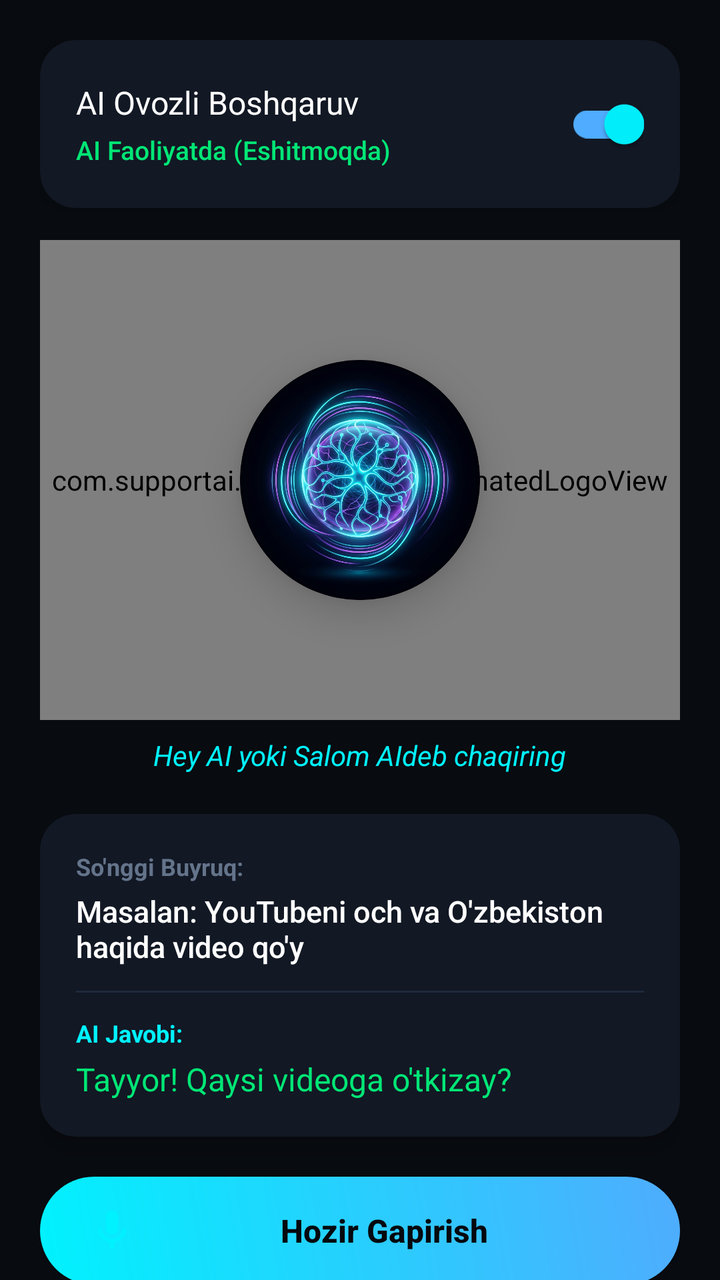
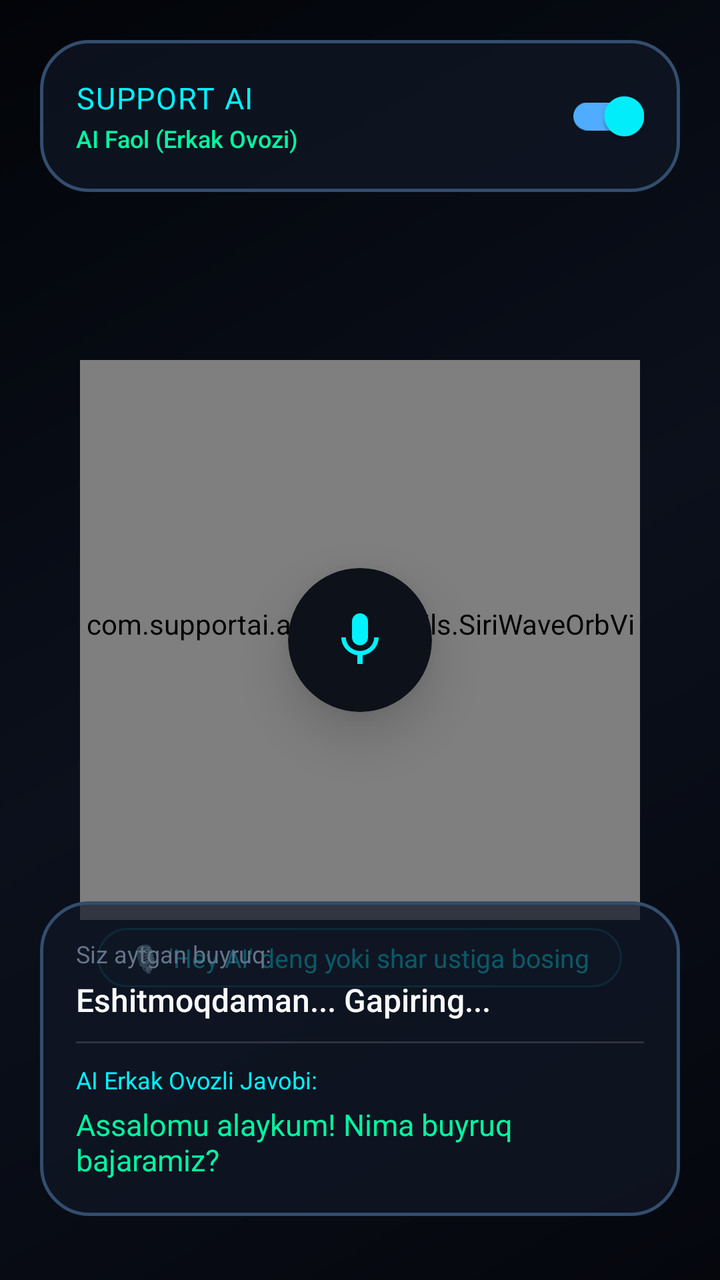

Screens rendered from an Android XML layout before and after an edit, with the pre-edit source and the edit as a unified diff.
<!-- AndroidManifest.xml: application theme Theme.SupportAI -->
<!-- res/layout/fragment_home.xml -->
<?xml version="1.0" encoding="utf-8"?>
<androidx.core.widget.NestedScrollView xmlns:android="http://schemas.android.com/apk/res/android"
    xmlns:app="http://schemas.android.com/apk/res-auto"
    android:layout_width="match_parent"
    android:layout_height="match_parent"
    android:background="@color/bg_main"
    android:fillViewport="true">

    <LinearLayout
        android:layout_width="match_parent"
        android:layout_height="wrap_content"
        android:orientation="vertical"
        android:padding="20dp">

        
        <androidx.cardview.widget.CardView
            android:layout_width="match_parent"
            android:layout_height="wrap_content"
            app:cardBackgroundColor="@color/bg_card"
            app:cardCornerRadius="18dp"
            app:cardElevation="6dp">

            <RelativeLayout
                android:layout_width="match_parent"
                android:layout_height="wrap_content"
                android:padding="18dp">

                <LinearLayout
                    android:layout_width="wrap_content"
                    android:layout_height="wrap_content"
                    android:layout_alignParentStart="true"
                    android:layout_centerVertical="true"
                    android:orientation="vertical">

                    <TextView
                        android:layout_width="wrap_content"
                        android:layout_height="wrap_content"
                        android:fontFamily="sans-serif-bold"
                        android:text="@string/ai_toggle_label"
                        android:textColor="@color/text_primary"
                        android:textSize="16sp" />

                    <TextView
                        android:id="@+id/tv_ai_status"
                        android:layout_width="wrap_content"
                        android:layout_height="wrap_content"
                        android:layout_marginTop="4dp"
                        android:fontFamily="sans-serif-medium"
                        android:text="@string/ai_status_active"
                        android:textColor="@color/neon_green"
                        android:textSize="13sp" />
                </LinearLayout>

                <androidx.appcompat.widget.SwitchCompat
                    android:id="@+id/switch_ai_master"
                    android:layout_width="wrap_content"
                    android:layout_height="wrap_content"
                    android:layout_alignParentEnd="true"
                    android:layout_centerVertical="true"
                    android:checked="true"
                    app:thumbTint="@color/neon_cyan"
                    app:trackTint="@color/neon_blue" />
            </RelativeLayout>
        </androidx.cardview.widget.CardView>

        
        <FrameLayout
            android:layout_width="match_parent"
            android:layout_height="240dp"
            android:layout_marginTop="16dp">

            
            <com.supportai.assistant.utils.AnimatedLogoView
                android:id="@+id/animated_logo_view"
                android:layout_width="match_parent"
                android:layout_height="match_parent" />

            
            <androidx.cardview.widget.CardView
                android:id="@+id/center_logo_card"
                android:layout_width="120dp"
                android:layout_height="120dp"
                android:layout_gravity="center"
                app:cardBackgroundColor="#000000"
                app:cardCornerRadius="60dp"
                app:cardElevation="12dp">

                <ImageView
                    android:id="@+id/iv_center_logo"
                    android:layout_width="match_parent"
                    android:layout_height="match_parent"
                    android:scaleType="centerCrop"
                    android:src="@drawable/support_ai_logo"
                    android:contentDescription="@string/app_name" />
            </androidx.cardview.widget.CardView>
        </FrameLayout>

        
        <TextView
            android:id="@+id/tv_wake_hint"
            android:layout_width="wrap_content"
            android:layout_height="wrap_content"
            android:layout_gravity="center_horizontal"
            android:layout_marginTop="8dp"
            android:text="@string/ai_wake_word_hint"
            android:textColor="@color/neon_cyan"
            android:textSize="14sp"
            android:textStyle="italic" />

        
        <androidx.cardview.widget.CardView
            android:layout_width="match_parent"
            android:layout_height="wrap_content"
            android:layout_marginTop="20dp"
            app:cardBackgroundColor="@color/bg_card"
            app:cardCornerRadius="18dp"
            app:cardElevation="6dp">

            <LinearLayout
                android:layout_width="match_parent"
                android:layout_height="wrap_content"
                android:orientation="vertical"
                android:padding="18dp">

                <TextView
                    android:layout_width="wrap_content"
                    android:layout_height="wrap_content"
                    android:text="@string/last_command_title"
                    android:textColor="@color/text_muted"
                    android:textSize="12sp"
                    android:textStyle="bold" />

                <TextView
                    android:id="@+id/tv_transcript"
                    android:layout_width="match_parent"
                    android:layout_height="wrap_content"
                    android:layout_marginTop="4dp"
                    android:fontFamily="sans-serif-medium"
                    android:text="@string/sample_command"
                    android:textColor="@color/text_primary"
                    android:textSize="15sp" />

                <View
                    android:layout_width="match_parent"
                    android:layout_height="1dp"
                    android:layout_marginVertical="12dp"
                    android:background="@color/divider_color" />

                <TextView
                    android:layout_width="wrap_content"
                    android:layout_height="wrap_content"
                    android:text="@string/ai_response_title"
                    android:textColor="@color/neon_cyan"
                    android:textSize="12sp"
                    android:textStyle="bold" />

                <TextView
                    android:id="@+id/tv_ai_response"
                    android:layout_width="match_parent"
                    android:layout_height="wrap_content"
                    android:layout_marginTop="4dp"
                    android:fontFamily="sans-serif-bold"
                    android:text="Tayyor! Qaysi videoga o'tkizay?"
                    android:textColor="@color/neon_green"
                    android:textSize="16sp" />

            </LinearLayout>
        </androidx.cardview.widget.CardView>

        
        <androidx.appcompat.widget.AppCompatButton
            android:id="@+id/btn_voice_test"
            android:layout_width="match_parent"
            android:layout_height="54dp"
            android:layout_marginTop="20dp"
            android:background="@drawable/btn_gradient"
            android:drawableStart="@drawable/ic_mic"
            android:paddingHorizontal="24dp"
            android:text="@string/btn_voice_test"
            android:textAllCaps="false"
            android:textColor="#05080E"
            android:textSize="16sp"
            android:textStyle="bold" />

        
        <TextView
            android:layout_width="wrap_content"
            android:layout_height="wrap_content"
            android:layout_marginTop="24dp"
            android:text="Tezkor Sinov Buyruqlari:"
            android:textColor="@color/text_muted"
            android:textSize="13sp"
            android:textStyle="bold" />

        <LinearLayout
            android:layout_width="match_parent"
            android:layout_height="wrap_content"
            android:layout_marginTop="10dp"
            android:orientation="horizontal"
            android:weightSum="2">

            <androidx.appcompat.widget.AppCompatButton
                android:id="@+id/btn_test_youtube"
                android:layout_width="0dp"
                android:layout_height="48dp"
                android:layout_marginEnd="6dp"
                android:layout_weight="1"
                android:background="@drawable/bg_card"
                android:text="▶️ YouTube och"
                android:textAllCaps="false"
                android:textColor="@color/text_primary"
                android:textSize="13sp" />

            <androidx.appcompat.widget.AppCompatButton
                android:id="@+id/btn_test_telegram"
                android:layout_width="0dp"
                android:layout_height="48dp"
                android:layout_marginStart="6dp"
                android:layout_weight="1"
                android:background="@drawable/bg_card"
                android:text="✈️ Telegram och"
                android:textAllCaps="false"
                android:textColor="@color/text_primary"
                android:textSize="13sp" />
        </LinearLayout>

        <LinearLayout
            android:layout_width="match_parent"
            android:layout_height="wrap_content"
            android:layout_marginTop="8dp"
            android:layout_marginBottom="24dp"
            android:orientation="horizontal"
            android:weightSum="2">

            <androidx.appcompat.widget.AppCompatButton
                android:id="@+id/btn_test_gallery"
                android:layout_width="0dp"
                android:layout_height="48dp"
                android:layout_marginEnd="6dp"
                android:layout_weight="1"
                android:background="@drawable/bg_card"
                android:text="🖼️ Galereya och"
                android:textAllCaps="false"
                android:textColor="@color/text_primary"
                android:textSize="13sp" />

            <androidx.appcompat.widget.AppCompatButton
                android:id="@+id/btn_test_settings"
                android:layout_width="0dp"
                android:layout_height="48dp"
                android:layout_marginStart="6dp"
                android:layout_weight="1"
                android:background="@drawable/bg_card"
                android:text="⚙️ Sozlamalar och"
                android:textAllCaps="false"
                android:textColor="@color/text_primary"
                android:textSize="13sp" />
        </LinearLayout>

    </LinearLayout>
</androidx.core.widget.NestedScrollView>
<!-- resources referenced by this layout -->
<resources>
  <color name="bg_card">#121824</color>
  <color name="bg_main">#080B10</color>
  <color name="divider_color">#1E293B</color>
  <color name="neon_blue">#4FACFE</color>
  <color name="neon_cyan">#00F2FE</color>
  <color name="neon_green">#00E676</color>
  <color name="text_muted">#64748B</color>
  <color name="text_primary">#FFFFFF</color>
  <!-- drawable bg_card (drawable) -->
  <?xml version="1.0" encoding="utf-8"?>
  <shape xmlns:android="http://schemas.android.com/apk/res/android"
      android:shape="rectangle">
      <solid android:color="#141C2B" />
      <corners android:radius="18dp" />
      <stroke
          android:width="1dp"
          android:color="#232F45" />
  </shape>
  <!-- drawable btn_gradient (drawable) -->
  <?xml version="1.0" encoding="utf-8"?>
  <ripple xmlns:android="http://schemas.android.com/apk/res/android"
      android:color="#44FFFFFF">
      <item>
          <shape android:shape="rectangle">
              <gradient
                  android:angle="45"
                  android:startColor="#00F2FE"
                  android:endColor="#4FACFE"
                  android:type="linear" />
              <corners android:radius="28dp" />
          </shape>
      </item>
  </ripple>
  <!-- drawable ic_mic (drawable) -->
  <vector xmlns:android="http://schemas.android.com/apk/res/android"
      android:width="24dp"
      android:height="24dp"
      android:viewportWidth="24"
      android:viewportHeight="24"
      android:tint="@color/neon_cyan">
    <path
        android:fillColor="@android:color/white"
        android:pathData="M12,14c1.66,0 3,-1.34 3,-3V5c0,-1.66 -1.34,-3 -3,-3S9,3.34 9,5v6c0,1.66 1.34,3 3,3zM17.3,11c0,3 -2.54,5.1 -5.3,5.1S6.7,14 6.7,11H5c0,3.41 2.72,6.23 6,6.72V21h2v-3.28c3.28,-0.48 6,-3.3 6,-6.72h-1.7z"/>
  </vector>
  <!-- drawable support_ai_logo: jpg bitmap (drawable, 599196 bytes) -->
  <string name="ai_response_title">AI Javobi:</string>
  <string name="ai_status_active">AI Faoliyatda (Eshitmoqda)</string>
  <string name="ai_toggle_label">AI Ovozli Boshqaruv</string>
  <string name="ai_wake_word_hint">"Hey AI" yoki "Salom AI" deb chaqiring</string>
  <string name="app_name">Support AI</string>
  <string name="btn_voice_test">Hozir Gapirish</string>
  <string name="last_command_title">So\'nggi Buyruq:</string>
  <string name="sample_command">Masalan: "YouTubeni och va O\'zbekiston haqida video qo\'y"</string>
  <style name="Theme.SupportAI" parent="Theme.MaterialComponents.DayNight.DarkActionBar">
          <item name="colorPrimary">@color/neon_cyan</item>
          <item name="colorPrimaryVariant">@color/neon_blue</item>
          <item name="colorOnPrimary">@color/bg_main</item>
          <item name="colorSecondary">@color/neon_purple</item>
          <item name="colorSecondaryVariant">@color/neon_pink</item>
          <item name="colorOnSecondary">@color/text_primary</item>
          <item name="android:statusBarColor">@color/bg_main</item>
          <item name="android:navigationBarColor">@color/bg_main</item>
          <item name="android:windowBackground">@color/bg_main</item>
      </style>
  <color name="neon_purple">#8A2387</color>
  <color name="neon_pink">#E94057</color>
</resources>

<!-- the commit's change to res/layout/fragment_home.xml (unified diff, before → after) -->
@@ -1,261 +1,160 @@
 <?xml version="1.0" encoding="utf-8"?>
-<androidx.core.widget.NestedScrollView xmlns:android="http://schemas.android.com/apk/res/android"
+<RelativeLayout xmlns:android="http://schemas.android.com/apk/res/android"
     xmlns:app="http://schemas.android.com/apk/res-auto"
     android:layout_width="match_parent"
     android:layout_height="match_parent"
-    android:background="@color/bg_main"
-    android:fillViewport="true">
+    android:background="@drawable/bg_dark_fluid"
+    android:padding="20dp">
 
+    
     <LinearLayout
+        android:id="@+id/panel_top_glass"
         android:layout_width="match_parent"
         android:layout_height="wrap_content"
-        android:orientation="vertical"
-        android:padding="20dp">
+        android:layout_alignParentTop="true"
+        android:background="@drawable/bg_liquid_glass"
+        android:gravity="center_vertical"
+        android:orientation="horizontal"
+        android:paddingHorizontal="18dp"
+        android:paddingVertical="14dp">
+
+        <LinearLayout
+            android:layout_width="0dp"
+            android:layout_height="wrap_content"
+            android:layout_weight="1"
+            android:orientation="vertical">
+
+            <TextView
+                android:layout_width="wrap_content"
+                android:layout_height="wrap_content"
+                android:fontFamily="sans-serif-bold"
+                android:text="SUPPORT AI"
+                android:textColor="@color/siri_cyan"
+                android:textSize="15sp"
+                android:letterSpacing="0.04" />
+
+            <TextView
+                android:id="@+id/tv_ai_status"
+                android:layout_width="wrap_content"
+                android:layout_height="wrap_content"
+                android:layout_marginTop="2dp"
+                android:fontFamily="sans-serif-medium"
+                android:text="AI Faol (Erkak Ovozi)"
+                android:textColor="@color/neon_green"
+                android:textSize="12sp" />
+        </LinearLayout>
+
+        <androidx.appcompat.widget.SwitchCompat
+            android:id="@+id/switch_ai_master"
+            android:layout_width="wrap_content"
+            android:layout_height="wrap_content"
+            android:checked="true"
+            app:thumbTint="@color/siri_cyan"
+            app:trackTint="@color/siri_blue" />
+    </LinearLayout>
+
+    
+    <FrameLayout
+        android:id="@+id/center_orb_container"
+        android:layout_width="280dp"
+        android:layout_height="280dp"
+        android:layout_centerInParent="true">
+
+        
+        <com.supportai.assistant.utils.SiriWaveOrbView
+            android:id="@+id/siri_orb_view"
+            android:layout_width="match_parent"
+            android:layout_height="match_parent" />
 
         
         <androidx.cardview.widget.CardView
+            android:id="@+id/card_mic_center"
+            android:layout_width="72dp"
+            android:layout_height="72dp"
+            android:layout_gravity="center"
+            app:cardCornerRadius="36dp"
+            app:cardElevation="16dp"
+            app:cardBackgroundColor="#0D111A">
+
+            <ImageView
+                android:id="@+id/iv_mic_icon"
+                android:layout_width="32dp"
+                android:layout_height="32dp"
+                android:layout_gravity="center"
+                android:src="@drawable/ic_mic"
+                app:tint="@color/siri_cyan"
+                android:contentDescription="Speak" />
+        </androidx.cardview.widget.CardView>
+    </FrameLayout>
+
+    
+    <TextView
+        android:id="@+id/tv_wake_hint"
+        android:layout_width="wrap_content"
+        android:layout_height="wrap_content"
+        android:layout_below="@id/center_orb_container"
+        android:layout_centerHorizontal="true"
+        android:layout_marginTop="4dp"
+        android:background="@drawable/bg_glass_pill"
+        android:paddingHorizontal="16dp"
+        android:paddingVertical="6dp"
+        android:text="🎙️ 'Hey AI' deng yoki shar ustiga bosing"
+        android:textColor="@color/siri_cyan"
+        android:textSize="13sp" />
+
+    
+    <LinearLayout
+        android:id="@+id/card_live_speech"
+        android:layout_width="match_parent"
+        android:layout_height="wrap_content"
+        android:layout_alignParentBottom="true"
+        android:layout_marginBottom="12dp"
+        android:background="@drawable/bg_liquid_glass"
+        android:orientation="vertical"
+        android:padding="18dp">
+
+        <TextView
+            android:id="@+id/tv_transcript_label"
+            android:layout_width="wrap_content"
+            android:layout_height="wrap_content"
+            android:fontFamily="sans-serif-bold"
+            android:text="Siz aytgan buyruq:"
+            android:textColor="@color/text_glass_muted"
+            android:textSize="12sp" />
+
+        <TextView
+            android:id="@+id/tv_transcript"
             android:layout_width="match_parent"
             android:layout_height="wrap_content"
-            app:cardBackgroundColor="@color/bg_card"
-            app:cardCornerRadius="18dp"
-            app:cardElevation="6dp">
+            android:layout_marginTop="4dp"
+            android:fontFamily="sans-serif-medium"
+            android:text="Eshitmoqdaman... Gapiring..."
+            android:textColor="@color/text_glass_primary"
+            android:textSize="16sp" />
 
-            <RelativeLayout
-                android:layout_width="match_parent"
-                android:layout_height="wrap_content"
-                android:padding="18dp">
+        <View
+            android:layout_width="match_parent"
+            android:layout_height="1dp"
+            android:layout_marginVertical="10dp"
+            android:background="#22FFFFFF" />
 
-                <LinearLayout
-                    android:layout_width="wrap_content"
-                    android:layout_height="wrap_content"
-                    android:layout_alignParentStart="true"
-                    android:layout_centerVertical="true"
-                    android:orientation="vertical">
-
-                    <TextView
-                        android:layout_width="wrap_content"
-                        android:layout_height="wrap_content"
-                        android:fontFamily="sans-serif-bold"
-                        android:text="@string/ai_toggle_label"
-                        android:textColor="@color/text_primary"
-                        android:textSize="16sp" />
-
-                    <TextView
-                        android:id="@+id/tv_ai_status"
-                        android:layout_width="wrap_content"
-                        android:layout_height="wrap_content"
-                        android:layout_marginTop="4dp"
-                        android:fontFamily="sans-serif-medium"
-                        android:text="@string/ai_status_active"
-                        android:textColor="@color/neon_green"
-                        android:textSize="13sp" />
-                </LinearLayout>
-
-                <androidx.appcompat.widget.SwitchCompat
-                    android:id="@+id/switch_ai_master"
-                    android:layout_width="wrap_content"
-                    android:layout_height="wrap_content"
-                    android:layout_alignParentEnd="true"
-                    android:layout_centerVertical="true"
-                    android:checked="true"
-                    app:thumbTint="@color/neon_cyan"
-                    app:trackTint="@color/neon_blue" />
-            </RelativeLayout>
-        </androidx.cardview.widget.CardView>
-
-        
-        <FrameLayout
-            android:layout_width="match_parent"
-            android:layout_height="240dp"
-            android:layout_marginTop="16dp">
-
-            
-            <com.supportai.assistant.utils.AnimatedLogoView
-                android:id="@+id/animated_logo_view"
-                android:layout_width="match_parent"
-                android:layout_height="match_parent" />
-
-            
-            <androidx.cardview.widget.CardView
-                android:id="@+id/center_logo_card"
-                android:layout_width="120dp"
-                android:layout_height="120dp"
-                android:layout_gravity="center"
-                app:cardBackgroundColor="#000000"
-                app:cardCornerRadius="60dp"
-                app:cardElevation="12dp">
-
-                <ImageView
-                    android:id="@+id/iv_center_logo"
-                    android:layout_width="match_parent"
-                    android:layout_height="match_parent"
-                    android:scaleType="centerCrop"
-                    android:src="@drawable/support_ai_logo"
-                    android:contentDescription="@string/app_name" />
-            </androidx.cardview.widget.CardView>
-        </FrameLayout>
-
-        
-        <TextView
-            android:id="@+id/tv_wake_hint"
-            android:layout_width="wrap_content"
-            android:layout_height="wrap_content"
-            android:layout_gravity="center_horizontal"
-            android:layout_marginTop="8dp"
-            android:text="@string/ai_wake_word_hint"
-            android:textColor="@color/neon_cyan"
-            android:textSize="14sp"
-            android:textStyle="italic" />
-
-        
-        <androidx.cardview.widget.CardView
-            android:layout_width="match_parent"
-            android:layout_height="wrap_content"
-            android:layout_marginTop="20dp"
-            app:cardBackgroundColor="@color/bg_card"
-            app:cardCornerRadius="18dp"
-            app:cardElevation="6dp">
-
-            <LinearLayout
-                android:layout_width="match_parent"
-                android:layout_height="wrap_content"
-                android:orientation="vertical"
-                android:padding="18dp">
-
-                <TextView
-                    android:layout_width="wrap_content"
-                    android:layout_height="wrap_content"
-                    android:text="@string/last_command_title"
-                    android:textColor="@color/text_muted"
-                    android:textSize="12sp"
-                    android:textStyle="bold" />
-
-                <TextView
-                    android:id="@+id/tv_transcript"
-                    android:layout_width="match_parent"
-                    android:layout_height="wrap_content"
-                    android:layout_marginTop="4dp"
-                    android:fontFamily="sans-serif-medium"
-                    android:text="@string/sample_command"
-                    android:textColor="@color/text_primary"
-                    android:textSize="15sp" />
-
-                <View
-                    android:layout_width="match_parent"
-                    android:layout_height="1dp"
-                    android:layout_marginVertical="12dp"
-                    android:background="@color/divider_color" />
-
-                <TextView
-                    android:layout_width="wrap_content"
-                    android:layout_height="wrap_content"
-                    android:text="@string/ai_response_title"
-                    android:textColor="@color/neon_cyan"
-                    android:textSize="12sp"
-                    android:textStyle="bold" />
-
-                <TextView
-                    android:id="@+id/tv_ai_response"
-                    android:layout_width="match_parent"
-                    android:layout_height="wrap_content"
-                    android:layout_marginTop="4dp"
-                    android:fontFamily="sans-serif-bold"
-                    android:text="Tayyor! Qaysi videoga o'tkizay?"
-                    android:textColor="@color/neon_green"
-                    android:textSize="16sp" />
-
-            </LinearLayout>
-        </androidx.cardview.widget.CardView>
-
-        
-        <androidx.appcompat.widget.AppCompatButton
-            android:id="@+id/btn_voice_test"
-            android:layout_width="match_parent"
-            android:layout_height="54dp"
-            android:layout_marginTop="20dp"
-            android:background="@drawable/btn_gradient"
-            android:drawableStart="@drawable/ic_mic"
-            android:paddingHorizontal="24dp"
-            android:text="@string/btn_voice_test"
-            android:textAllCaps="false"
-            android:textColor="#05080E"
-            android:textSize="16sp"
-            android:textStyle="bold" />
-
-        
         <TextView
             android:layout_width="wrap_content"
             android:layout_height="wrap_content"
-            android:layout_marginTop="24dp"
-            android:text="Tezkor Sinov Buyruqlari:"
-            android:textColor="@color/text_muted"
-            android:textSize="13sp"
-            android:textStyle="bold" />
+            android:fontFamily="sans-serif-bold"
+            android:text="AI Erkak Ovozli Javobi:"
+            android:textColor="@color/siri_cyan"
+            android:textSize="12sp" />
 
-        <LinearLayout
+        <TextView
+            android:id="@+id/tv_ai_response"
             android:layout_width="match_parent"
             android:layout_height="wrap_content"
-            android:layout_marginTop="10dp"
-            android:orientation="horizontal"
-            android:weightSum="2">
+            android:layout_marginTop="4dp"
+            android:fontFamily="sans-serif-bold"
+            android:text="Assalomu alaykum! Nima buyruq bajaramiz?"
+            android:textColor="@color/neon_green"
+            android:textSize="15sp" />
+    </LinearLayout>
 
-            <androidx.appcompat.widget.AppCompatButton
-                android:id="@+id/btn_test_youtube"
-                android:layout_width="0dp"
-                android:layout_height="48dp"
-                android:layout_marginEnd="6dp"
-                android:layout_weight="1"
-                android:background="@drawable/bg_card"
-                android:text="▶️ YouTube och"
-                android:textAllCaps="false"
-                android:textColor="@color/text_primary"
-                android:textSize="13sp" />
-
-            <androidx.appcompat.widget.AppCompatButton
-                android:id="@+id/btn_test_telegram"
-                android:layout_width="0dp"
-                android:layout_height="48dp"
-                android:layout_marginStart="6dp"
-                android:layout_weight="1"
-                android:background="@drawable/bg_card"
-                android:text="✈️ Telegram och"
-                android:textAllCaps="false"
-                android:textColor="@color/text_primary"
-                android:textSize="13sp" />
-        </LinearLayout>
-
-        <LinearLayout
-            android:layout_width="match_parent"
-            android:layout_height="wrap_content"
-            android:layout_marginTop="8dp"
-            android:layout_marginBottom="24dp"
-            android:orientation="horizontal"
-            android:weightSum="2">
-
-            <androidx.appcompat.widget.AppCompatButton
-                android:id="@+id/btn_test_gallery"
-                android:layout_width="0dp"
-                android:layout_height="48dp"
-                android:layout_marginEnd="6dp"
-                android:layout_weight="1"
-                android:background="@drawable/bg_card"
-                android:text="🖼️ Galereya och"
-                android:textAllCaps="false"
-                android:textColor="@color/text_primary"
-                android:textSize="13sp" />
-
-            <androidx.appcompat.widget.AppCompatButton
-                android:id="@+id/btn_test_settings"
-                android:layout_width="0dp"
-                android:layout_height="48dp"
-                android:layout_marginStart="6dp"
-                android:layout_weight="1"
-                android:background="@drawable/bg_card"
-                android:text="⚙️ Sozlamalar och"
-                android:textAllCaps="false"
-                android:textColor="@color/text_primary"
-                android:textSize="13sp" />
-        </LinearLayout>
-
-    </LinearLayout>
-</androidx.core.widget.NestedScrollView>
+</RelativeLayout>
<!-- resource entries referenced after the edit -->
@@ -1,38 +1,41 @@
 <!-- resources referenced by this layout -->
 <resources>
-  <color name="bg_card">#121824</color>
-  <color name="bg_main">#080B10</color>
-  <color name="divider_color">#1E293B</color>
-  <color name="neon_blue">#4FACFE</color>
-  <color name="neon_cyan">#00F2FE</color>
-  <color name="neon_green">#00E676</color>
-  <color name="text_muted">#64748B</color>
-  <color name="text_primary">#FFFFFF</color>
-  <!-- drawable bg_card (drawable) -->
+  <color name="neon_green">#00F5A0</color>
+  <color name="siri_blue">#4FACFE</color>
+  <color name="siri_cyan">#00F2FE</color>
+  <color name="text_glass_muted">#64748B</color>
+  <color name="text_glass_primary">#F8FAFC</color>
+  <!-- drawable bg_dark_fluid (drawable) -->
   <?xml version="1.0" encoding="utf-8"?>
   <shape xmlns:android="http://schemas.android.com/apk/res/android"
       android:shape="rectangle">
-      <solid android:color="#141C2B" />
-      <corners android:radius="18dp" />
+      <gradient
+          android:angle="135"
+          android:startColor="#05070D"
+          android:centerColor="#0B101C"
+          android:endColor="#020408"
+          android:type="linear" />
+  </shape>
+  <!-- drawable bg_glass_pill (drawable) -->
+  <?xml version="1.0" encoding="utf-8"?>
+  <shape xmlns:android="http://schemas.android.com/apk/res/android"
+      android:shape="rectangle">
+      <solid android:color="#990E1624" />
+      <corners android:radius="50dp" />
       <stroke
           android:width="1dp"
-          android:color="#232F45" />
+          android:color="#4D00F2FE" />
   </shape>
-  <!-- drawable btn_gradient (drawable) -->
+  <!-- drawable bg_liquid_glass (drawable) -->
   <?xml version="1.0" encoding="utf-8"?>
-  <ripple xmlns:android="http://schemas.android.com/apk/res/android"
-      android:color="#44FFFFFF">
-      <item>
-          <shape android:shape="rectangle">
-              <gradient
-                  android:angle="45"
-                  android:startColor="#00F2FE"
-                  android:endColor="#4FACFE"
-                  android:type="linear" />
-              <corners android:radius="28dp" />
-          </shape>
-      </item>
-  </ripple>
+  <shape xmlns:android="http://schemas.android.com/apk/res/android"
+      android:shape="rectangle">
+      <solid android:color="#B3101726" />
+      <corners android:radius="24dp" />
+      <stroke
+          android:width="1.5dp"
+          android:color="#334D6E" />
+  </shape>
   <!-- drawable ic_mic (drawable) -->
   <vector xmlns:android="http://schemas.android.com/apk/res/android"
       android:width="24dp"
@@ -44,15 +47,6 @@
         android:fillColor="@android:color/white"
         android:pathData="M12,14c1.66,0 3,-1.34 3,-3V5c0,-1.66 -1.34,-3 -3,-3S9,3.34 9,5v6c0,1.66 1.34,3 3,3zM17.3,11c0,3 -2.54,5.1 -5.3,5.1S6.7,14 6.7,11H5c0,3.41 2.72,6.23 6,6.72V21h2v-3.28c3.28,-0.48 6,-3.3 6,-6.72h-1.7z"/>
   </vector>
-  <!-- drawable support_ai_logo: jpg bitmap (drawable, 599196 bytes) -->
-  <string name="ai_response_title">AI Javobi:</string>
-  <string name="ai_status_active">AI Faoliyatda (Eshitmoqda)</string>
-  <string name="ai_toggle_label">AI Ovozli Boshqaruv</string>
-  <string name="ai_wake_word_hint">"Hey AI" yoki "Salom AI" deb chaqiring</string>
-  <string name="app_name">Support AI</string>
-  <string name="btn_voice_test">Hozir Gapirish</string>
-  <string name="last_command_title">So\'nggi Buyruq:</string>
-  <string name="sample_command">Masalan: "YouTubeni och va O\'zbekiston haqida video qo\'y"</string>
   <style name="Theme.SupportAI" parent="Theme.MaterialComponents.DayNight.DarkActionBar">
           <item name="colorPrimary">@color/neon_cyan</item>
           <item name="colorPrimaryVariant">@color/neon_blue</item>
@@ -64,7 +58,5 @@
           <item name="android:navigationBarColor">@color/bg_main</item>
           <item name="android:windowBackground">@color/bg_main</item>
       </style>
-  <color name="neon_purple">#8A2387</color>
-  <color name="neon_pink">#E94057</color>
 </resources>
 
